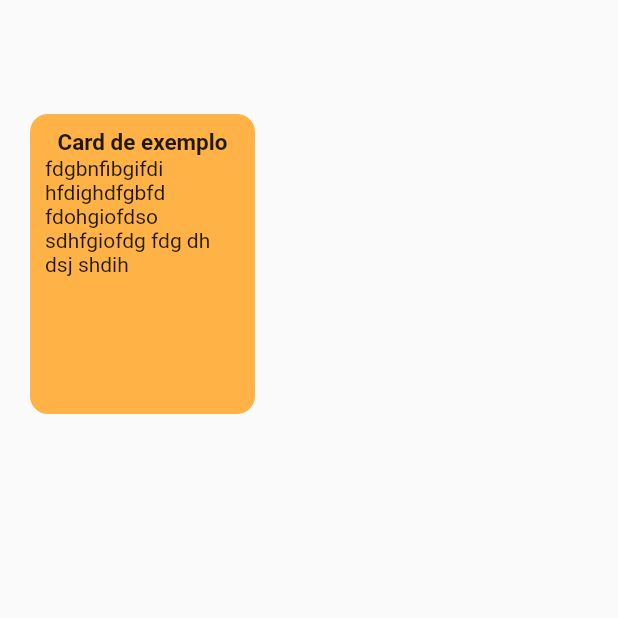
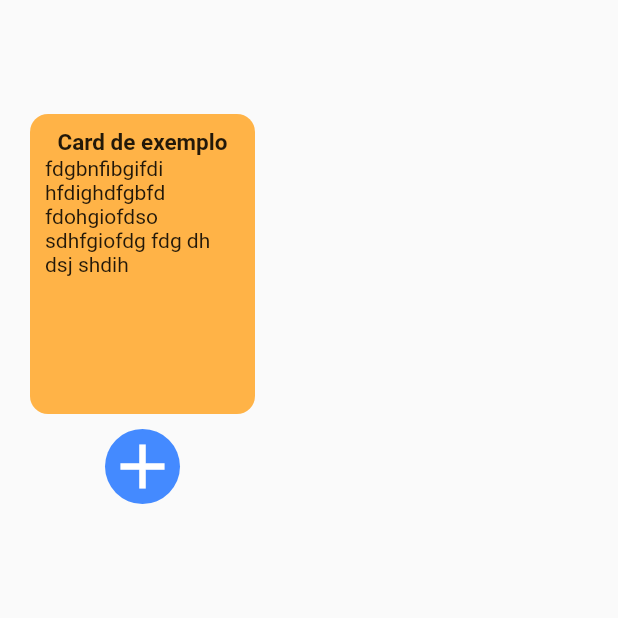
Before and after one commit to Leonardo1952/all_notes, a Flutter app: the screen it shows after launch, on a phone screen of 412 x 824 dp, the top half of it. Run offline on Flutter 3.47's test engine with Material 2 defaults, Android fonts, the phone set to English and light mode, and no system bars.

Commit message:
button add/exit

```diff
--- /dev/null
+++ b/lib/app/components/add_button_component.dart
@@ -0,0 +1,56 @@
+import 'package:flutter/material.dart';
+
+class AddButtonComponent extends StatefulWidget {
+  const AddButtonComponent({super.key});
+
+  @override
+  State<AddButtonComponent> createState() => _AddButtonComponentState();
+}
+
+class _AddButtonComponentState extends State<AddButtonComponent>
+    with TickerProviderStateMixin {
+  late AnimationController _controller;
+
+  @override
+  void initState() {
+    super.initState();
+
+    _controller = AnimationController(
+      duration: const Duration(milliseconds: 500),
+      vsync: this,
+    );
+  }
+
+  @override
+  Widget build(BuildContext context) {
+    return GestureDetector(
+      onTap: () {
+        if (_controller.status == AnimationStatus.completed) {
+          _controller.reverse();
+        } else {
+          _controller.forward();
+        }
+      },
+      child: RotationTransition(
+        turns: Tween(begin: 0.0, end: 0.125).animate(_controller),
+        child: Container(
+          decoration: BoxDecoration(
+            borderRadius: BorderRadius.circular(30),
+            color: Colors.blueAccent,
+          ),
+          child: const Icon(
+            Icons.add,
+            size: 50,
+            color: Colors.white,
+          ),
+        ),
+      ),
+    );
+  }
+
+  @override
+  void dispose() {
+    _controller.dispose();
+    super.dispose();
+  }
+}
--- a/lib/app/modules/home/home_page.dart
+++ b/lib/app/modules/home/home_page.dart
@@ -1,3 +1,4 @@
+import 'package:all_notes/app/components/add_button_component.dart';
 import 'package:all_notes/app/components/card_components.dart';
 import 'package:all_notes/app/core/app_colors.dart';
 import 'package:flutter/material.dart';
@@ -29,7 +30,8 @@ class _HomePageState extends State<HomePage> {
                     text:
                         'fdgbnfibgifdi  hfdighdfgbfd  fdohgiofdso sdhfgiofdg fdg dh dsj shdih',
                     backgroundColor: AppColors.orangePastel,
-                  )
+                  ),
+                  AddButtonComponent()
                 ],
               )
             ],
```
Also changed, not shown: 1 other file.
